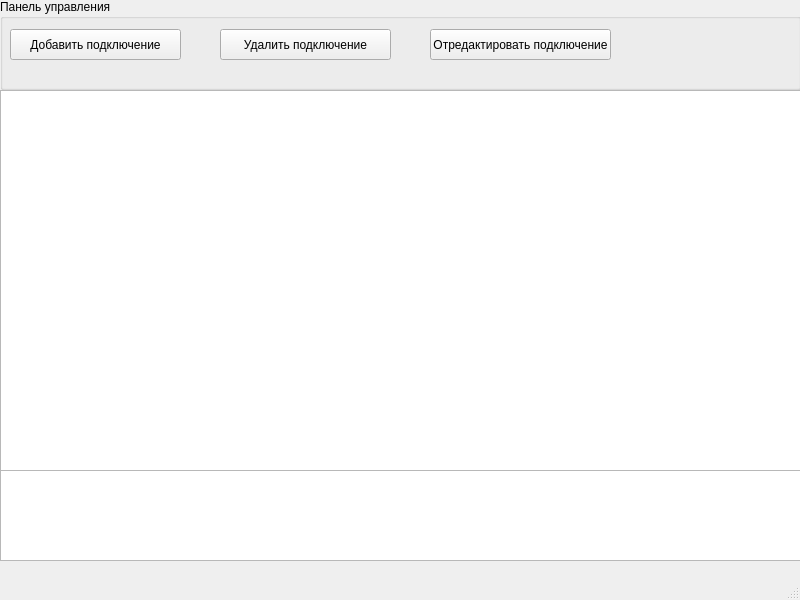
BlackSerperior6/Transformator, file mainwindow.ui: the form before one commit.
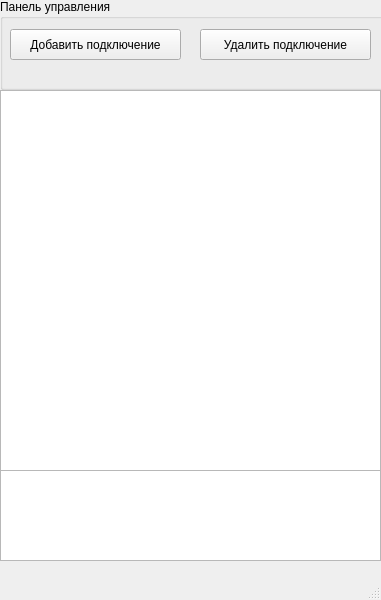
The form after the commit.

```diff
--- a/mainwindow.ui
+++ b/mainwindow.ui
@@ -6,7 +6,7 @@
    <rect>
     <x>0</x>
     <y>0</y>
-    <width>800</width>
+    <width>381</width>
     <height>600</height>
    </rect>
   </property>
@@ -19,7 +19,7 @@
      <rect>
       <x>0</x>
       <y>90</y>
-      <width>801</width>
+      <width>381</width>
       <height>381</height>
      </rect>
     </property>
@@ -52,7 +52,7 @@
     <widget class="QPushButton" name="DeleteConnection">
      <property name="geometry">
       <rect>
-       <x>220</x>
+       <x>200</x>
        <y>30</y>
        <width>171</width>
        <height>31</height>
@@ -62,26 +62,13 @@
       <string>Удалить подключение</string>
      </property>
     </widget>
-    <widget class="QPushButton" name="ChangeConnection">
-     <property name="geometry">
-      <rect>
-       <x>430</x>
-       <y>30</y>
-       <width>181</width>
-       <height>31</height>
-      </rect>
-     </property>
-     <property name="text">
-      <string>Отредактировать подключение</string>
-     </property>
-    </widget>
    </widget>
-   <widget class="QListView" name="ErrorLogs">
+   <widget class="QListWidget" name="ErrorsLogs">
     <property name="geometry">
      <rect>
       <x>0</x>
       <y>470</y>
-      <width>801</width>
+      <width>381</width>
       <height>91</height>
      </rect>
     </property>
```
Left out of the diff: 4 changed lines with no effect on the pictures.
